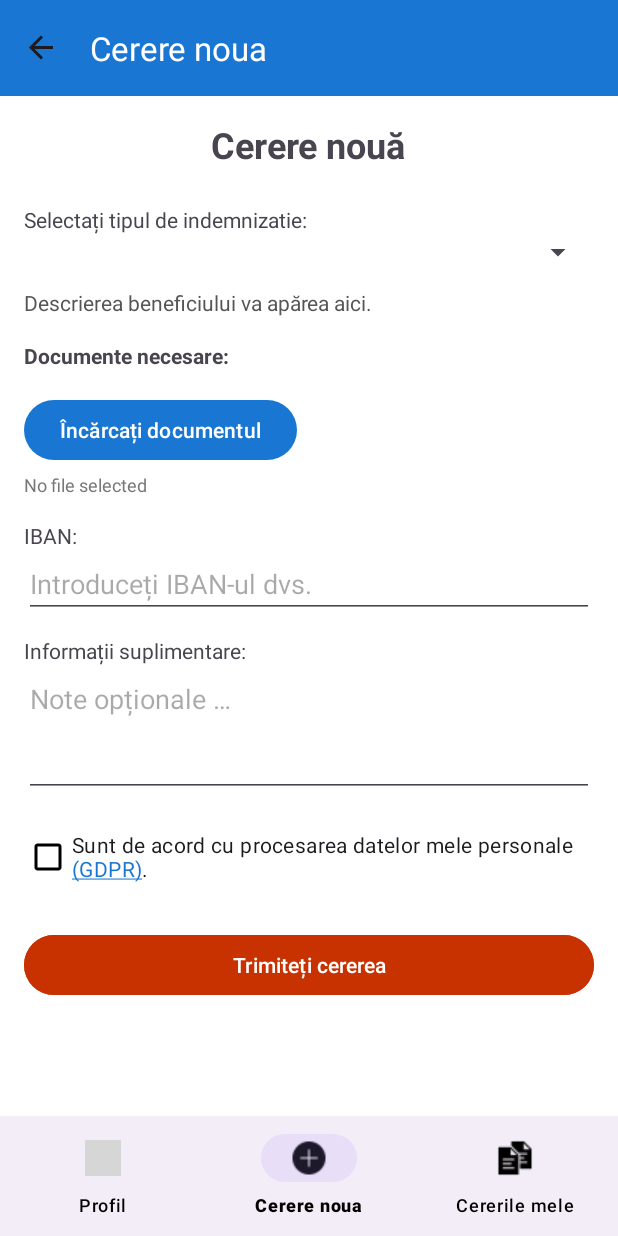
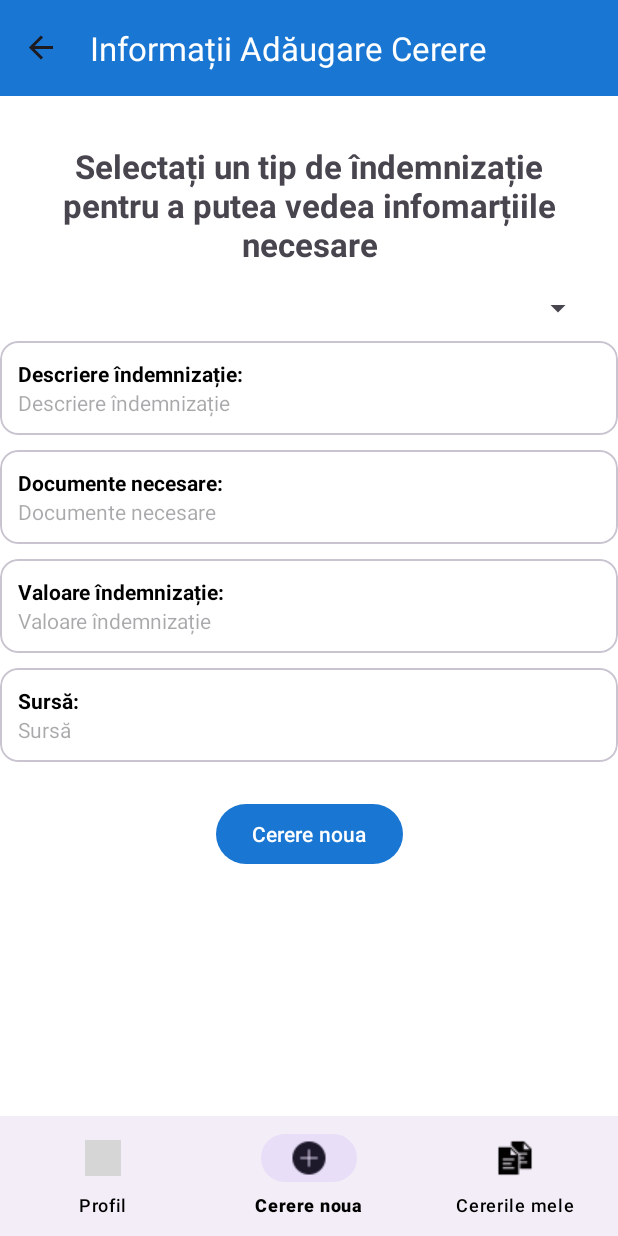
Before and after one commit to AndreiBadarau/e_Ajutor, an Android app: the ViewRequestsFragment screen opened through its navigation route, item 2 of the bottom bar chosen, on a phone screen of 412 x 824 dp. Run offline under Robolectric (Android 15) with nearby library versions, the phone set to English and light mode, and no system bars; our stand-ins replace Firebase (no records; nobody signed in at launch, a user with empty details on screens opened directly), navigation-ui; 3 statements that could not run were skipped; grey boxes are pictures that could not be loaded.

Commit message:
v12 notificari + panou de informatii

```diff
--- a/app/build.gradle.kts
+++ b/app/build.gradle.kts
@@ -94,7 +94,7 @@ dependencies {
     implementation("com.squareup.okhttp3:okhttp:4.11.0")
     implementation("com.jakewharton.retrofit:retrofit2-kotlinx-serialization-converter:1.0.0")
     implementation("org.jetbrains.kotlinx:kotlinx-serialization-json:1.6.0")
-
     implementation("com.tom-roush:pdfbox-android:2.0.27.0")
-
+    implementation("com.google.firebase:firebase-messaging-ktx:24.1.2")
+    implementation("com.google.firebase:firebase-analytics-ktx")
 }
--- a/app/src/main/java/com/licenta/e_ajutor/ui/addRequests/AddRequestViewModel.kt
+++ b/app/src/main/java/com/licenta/e_ajutor/ui/addRequests/AddRequestViewModel.kt
@@ -1,7 +1,6 @@
 package com.licenta.e_ajutor.ui.addRequests
 
 import android.app.Application
-import android.graphics.BitmapFactory
 import android.net.Uri
 import android.util.Log
 import androidx.lifecycle.AndroidViewModel
@@ -16,9 +15,9 @@ import com.licenta.e_ajutor.model.BenefitType
 import com.licenta.e_ajutor.model.DocumentRequirement
 import com.licenta.e_ajutor.model.UserRequest
 import com.licenta.e_ajutor.network.AiChatMessage
+import com.licenta.e_ajutor.network.ChatRequest
+import com.licenta.e_ajutor.network.OpenAiClient
 import com.licenta.e_ajutor.util.Event
-import com.licenta.e_ajutor.network.OpenAiClient
-import com.licenta.e_ajutor.network.ChatRequest
 import com.licenta.e_ajutor.util.FileTextUtil
 import kotlinx.coroutines.Dispatchers
 import kotlinx.coroutines.async
--- /dev/null
+++ b/app/src/main/java/com/licenta/e_ajutor/ui/addRequests/InformationRequestFragment.kt
@@ -0,0 +1,131 @@
+package com.licenta.e_ajutor.ui.addRequests
+
+import android.os.Bundle
+import android.view.LayoutInflater
+import android.view.View
+import android.view.ViewGroup
+import android.widget.AdapterView
+import android.widget.ArrayAdapter
+import android.widget.Spinner
+import android.widget.TextView
+import android.widget.Toast
+import androidx.fragment.app.Fragment
+import androidx.navigation.fragment.findNavController
+import com.google.firebase.auth.FirebaseAuth
+import com.google.firebase.firestore.FirebaseFirestore
+import com.licenta.e_ajutor.R
+import com.licenta.e_ajutor.databinding.FragmentInformationRequestBinding
+import com.licenta.e_ajutor.model.BenefitDetails
+import com.licenta.e_ajutor.model.BenefitType
+
+class InformationAddRequestFragment : Fragment() {
+
+    private var _binding: FragmentInformationRequestBinding? = null
+    private val binding get() = _binding!!
+
+    private lateinit var spinner: Spinner
+    private lateinit var textViewDetails: TextView
+    private lateinit var textViewDocuments: TextView
+    private lateinit var textViewSource: TextView
+    private lateinit var textViewValue: TextView
+
+    private val benefitList = mutableListOf<BenefitType>()
+    private val benefitNames = mutableListOf<String>()
+
+    private val auth: FirebaseAuth = FirebaseAuth.getInstance()
+    private val db: FirebaseFirestore = FirebaseFirestore.getInstance()
+
+    override fun onCreateView(
+        inflater: LayoutInflater, container: ViewGroup?,
+        savedInstanceState: Bundle?
+    ): View {
+        _binding = FragmentInformationRequestBinding.inflate(inflater, container, false)
+        return binding.root
+    }
+
+    override fun onViewCreated(view: View, savedInstanceState: Bundle?) {
+        super.onViewCreated(view, savedInstanceState)
+
+        // Presupunând că ai un buton cu id "buttonGoToForm" în fragment_information_add_request.xml
+        binding.buttonGoToForm.setOnClickListener {
+            // Navighează la fragmentul de formular folosind acțiunea definită
+            findNavController().navigate(R.id.action_information_to_add_request_form)
+        }
+
+        spinner = view.findViewById(R.id.benefitTypeSpinner)
+        textViewDetails = view.findViewById(R.id.benefitDescription)
+        textViewDocuments = view.findViewById(R.id.documentsRequired)
+        textViewSource = view.findViewById(R.id.sourceText)
+        textViewValue = view.findViewById(R.id.value)
+
+        loadBenefitTypes()
+        setupSpinnerListener()
+    }
+
+    private fun loadBenefitTypes() {
+        FirebaseFirestore.getInstance().collection("benefit_types")
+            .get()
+            .addOnSuccessListener { result ->
+                benefitList.clear()
+                benefitNames.clear()
+
+                for (doc in result) {
+                    val benefit = doc.toObject(BenefitType::class.java)
+                    benefit.id = doc.id
+                    benefitList.add(benefit)
+                    benefitNames.add(benefit.name)
+                }
+
+                val adapter = ArrayAdapter(
+                    requireContext(),
+                    android.R.layout.simple_spinner_item,
+                    benefitNames
+                )
+                adapter.setDropDownViewResource(android.R.layout.simple_spinner_dropdown_item)
+                spinner.adapter = adapter
+            }
+            .addOnFailureListener {
+                Toast.makeText(requireContext(), "Eroare la încărcarea beneficiilor", Toast.LENGTH_SHORT).show()
+            }
+    }
+
+    private fun setupSpinnerListener() {
+        spinner.onItemSelectedListener = object : AdapterView.OnItemSelectedListener {
+            override fun onItemSelected(
+                parent: AdapterView<*>?,
+                view: View?,
+                position: Int,
+                id: Long
+            ) {
+                val selectedBenefit = benefitList[position]
+                val detailId = selectedBenefit.id
+
+                FirebaseFirestore.getInstance()
+                    .collection("benefit_type_details")
+                    .document(detailId)
+                    .get()
+                    .addOnSuccessListener { doc ->
+                        val details = doc.toObject(BenefitDetails::class.java)
+                        details?.let {
+                            textViewDetails.text = it.details
+                            textViewDocuments.text = it.documentsRequired
+                            textViewSource.text = it.source
+                            textViewValue.text = it.value
+                        }
+                    }
+                    .addOnFailureListener {
+                        Toast.makeText(requireContext(), "Eroare la încărcarea detaliilor", Toast.LENGTH_SHORT).show()
+                    }
+            }
+
+            override fun onNothingSelected(parent: AdapterView<*>?) {
+                // Do nothing
+            }
+        }
+    }
+
+    override fun onDestroyView() {
+        super.onDestroyView()
+        _binding = null
+    }
+}
--- a/app/src/main/java/com/licenta/e_ajutor/ui/viewRequests/ViewRequestsViewModel.kt
+++ b/app/src/main/java/com/licenta/e_ajutor/ui/viewRequests/ViewRequestsViewModel.kt
@@ -301,6 +301,7 @@ class ViewRequestsViewModel : ViewModel() {
     }
 
     fun approveRequest(requestId: String) {
+
         if (userRole.value != UserRole.OPERATOR) {
             _toastMessage.value = "Acțiunea nu este permisă."
             return
--- a/app/src/main/res/layout/fragment_add_request.xml
+++ b/app/src/main/res/layout/fragment_add_request.xml
@@ -18,17 +18,6 @@
         android:layout_width="match_parent"
         android:layout_height="wrap_content"
         android:orientation="vertical">
-
-        <!-- Titlu -->
-        <TextView
-            android:id="@+id/requestTitle"
-            android:layout_width="wrap_content"
-            android:layout_height="wrap_content"
-            android:layout_gravity="center_horizontal"
-            android:layout_marginBottom="24dp"
-            android:text="@string/submit_a_new_request"
-            android:textSize="24sp"
-            android:textStyle="bold" />
 
         <!-- Selectarea indemnizației -->
         <TextView
--- /dev/null
+++ b/app/src/main/res/layout/fragment_information_request.xml
@@ -0,0 +1,174 @@
+<?xml version="1.0" encoding="utf-8"?>
+<ScrollView xmlns:android="http://schemas.android.com/apk/res/android"
+    xmlns:app="http://schemas.android.com/apk/res-auto"
+    xmlns:tools="http://schemas.android.com/tools"
+    android:layout_width="match_parent"
+    android:layout_height="match_parent"
+    android:fillViewport="true"
+    tools:context="com.licenta.e_ajutor.ui.addRequests.InformationAddRequestFragment">
+
+    <androidx.constraintlayout.widget.ConstraintLayout
+        android:id="@+id/innerConstraintLayout"
+        android:layout_width="match_parent"
+        android:layout_height="wrap_content"
+        android:paddingBottom="16dp">
+
+        <TextView
+            android:id="@+id/textView"
+            android:layout_width="0dp"
+            android:layout_height="wrap_content"
+            android:layout_marginStart="16dp"
+            android:layout_marginTop="32dp"
+            android:layout_marginEnd="16dp"
+            android:text="@string/select_a_benefit_to_see_requirements"
+            android:textAlignment="center"
+            android:textSize="22sp"
+            android:textStyle="bold"
+            app:layout_constraintEnd_toEndOf="parent"
+            app:layout_constraintStart_toStartOf="parent"
+            app:layout_constraintTop_toTopOf="parent" />
+
+        <Spinner
+            android:id="@+id/benefitTypeSpinner"
+            android:layout_width="0dp"
+            android:layout_height="wrap_content"
+            android:layout_marginStart="16dp"
+            android:layout_marginTop="16dp"
+            android:layout_marginEnd="16dp"
+            android:textAlignment="center"
+            app:layout_constraintEnd_toEndOf="parent"
+            app:layout_constraintStart_toStartOf="parent"
+            app:layout_constraintTop_toBottomOf="@+id/textView" />
+
+
+        <com.google.android.material.card.MaterialCardView
+            android:id="@+id/benefitDescriptionCard"
+            android:layout_width="match_parent"
+            android:layout_height="wrap_content"
+            android:layout_marginTop="10dp"
+            app:cardBackgroundColor="@color/white"
+            app:layout_constraintTop_toBottomOf="@id/benefitTypeSpinner">
+
+            <LinearLayout
+                android:layout_width="match_parent"
+                android:layout_height="wrap_content"
+                android:orientation="vertical"
+                android:padding="12dp">
+
+                <TextView
+                    android:layout_width="wrap_content"
+                    android:layout_height="wrap_content"
+                    android:text="Descriere îndemnizație:"
+                    android:textColor="?attr/colorOnSurface"
+                    android:textStyle="bold" />
+
+                <TextView
+                    android:id="@+id/benefitDescription"
+                    android:layout_width="match_parent"
+                    android:layout_height="wrap_content"
+                    android:hint="Descriere îndemnizație"/>
+            </LinearLayout>
+        </com.google.android.material.card.MaterialCardView>
+
+        <com.google.android.material.card.MaterialCardView
+            android:id="@+id/documentsRequiredCard"
+            android:layout_width="match_parent"
+            android:layout_height="wrap_content"
+            android:layout_marginTop="10dp"
+            app:cardBackgroundColor="@color/white"
+            app:layout_constraintTop_toBottomOf="@id/benefitDescriptionCard">
+
+            <LinearLayout
+                android:layout_width="match_parent"
+                android:layout_height="wrap_content"
+                android:orientation="vertical"
+                android:padding="12dp">
+
+                <TextView
+                    android:layout_width="wrap_content"
+                    android:layout_height="wrap_content"
+                    android:text="Documente necesare:"
+                    android:textColor="?attr/colorOnSurface"
+                    android:textStyle="bold" />
+
+                <TextView
+                    android:id="@+id/documentsRequired"
+                    android:layout_width="match_parent"
+                    android:layout_height="wrap_content"
+                    android:hint="Documente necesare" />
+            </LinearLayout>
+        </com.google.android.material.card.MaterialCardView>
+
+        <com.google.android.material.card.MaterialCardView
+            android:id="@+id/valueCard"
+            android:layout_width="match_parent"
+            android:layout_height="wrap_content"
+            android:layout_marginTop="10dp"
+            app:cardBackgroundColor="@color/white"
+            app:layout_constraintTop_toBottomOf="@id/documentsRequiredCard">
+
+            <LinearLayout
+                android:layout_width="match_parent"
+                android:layout_height="wrap_content"
+                android:orientation="vertical"
+                android:padding="12dp">
+
+                <TextView
+                    android:layout_width="wrap_content"
+                    android:layout_height="wrap_content"
+                    android:text="Valoare îndemnizație:"
+                    android:textColor="?attr/colorOnSurface"
+                    android:textStyle="bold" />
+
+                <TextView
+                    android:id="@+id/value"
+                    android:layout_width="match_parent"
+                    android:layout_height="wrap_content"
+                    android:hint="Valoare îndemnizație" />
+            </LinearLayout>
+        </com.google.android.material.card.MaterialCardView>
+
+        <com.google.android.material.card.MaterialCardView
+            android:id="@+id/sourceTextCard"
+            android:layout_width="match_parent"
+            android:layout_height="wrap_content"
+            android:layout_marginTop="10dp"
+            app:cardBackgroundColor="@color/white"
+            app:layout_constraintTop_toBottomOf="@id/valueCard">
+
+            <LinearLayout
+                android:layout_width="match_parent"
+                android:layout_height="wrap_content"
+                android:orientation="vertical"
+                android:padding="12dp">
+
+                <TextView
+                    android:layout_width="wrap_content"
+                    android:layout_height="wrap_content"
+                    android:text="Sursă:"
+                    android:textColor="?attr/colorOnSurface"
+                    android:textStyle="bold" />
+
+                <TextView
+                    android:id="@+id/sourceText"
+                    android:layout_width="match_parent"
+                    android:layout_height="wrap_content"
+                    android:autoLink="web"
+                    android:textColorLink="?attr/colorPrimary"
+                    android:hint="Sursă" />
+            </LinearLayout>
+        </com.google.android.material.card.MaterialCardView>
+
+
+        <Button
+            android:id="@+id/buttonGoToForm"
+            android:layout_width="wrap_content"
+            android:layout_height="wrap_content"
+            android:layout_marginTop="24dp"
+            android:text="@string/add_requests"
+            app:layout_constraintEnd_toEndOf="parent"
+            app:layout_constraintStart_toStartOf="parent"
+            app:layout_constraintTop_toBottomOf="@+id/sourceTextCard" />
+
+    </androidx.constraintlayout.widget.ConstraintLayout>
+</ScrollView>
--- a/app/src/main/res/navigation/mobile_navigation.xml
+++ b/app/src/main/res/navigation/mobile_navigation.xml
@@ -13,6 +13,16 @@
 
     <fragment
         android:id="@+id/navigation_add_request"
+        android:name="com.licenta.e_ajutor.ui.addRequests.InformationAddRequestFragment"
+        android:label="Informații Adăugare Cerere"
+        tools:layout="@layout/fragment_information_request">
+        <action
+            android:id="@+id/action_information_to_add_request_form"
+            app:destination="@id/addRequestFormFragment" />
+    </fragment>
+
+    <fragment
+        android:id="@+id/addRequestFormFragment"
         android:name="com.licenta.e_ajutor.ui.addRequests.AddRequestFragment"
         android:label="@string/add_requests"
         tools:layout="@layout/fragment_add_request" />
--- a/app/src/main/res/values/strings.xml
+++ b/app/src/main/res/values/strings.xml
@@ -86,6 +86,7 @@ sa va inregistrati din nou.</string>
     <string name="mfa_enrollment_failed">Înrolarea MFA a eșuat: %1$s</string>
     <string name="please_upload_all_required_documents_for">Vă rugăm să încărcați toate documentele necesare pentru %1$s.</string>
     <string name="select_a_benefit_type_to_see_requirements">Selectați un tip de beneficii pentru a vedea cerințele.</string>
+    <string name="select_a_benefit_to_see_requirements">Selectați un tip de îndemnizație pentru a putea vedea infomarțiile necesare</string>
     <string name="uploaded_of_documents">Ați %1$d din %2$d documente.</string>
     <string name="all_required_documents_uploaded">Toate documentele necesare sunt încărcate.</string>
     <string name="no_documents_required_for_this_benefit_type">Nu sunt necesare documente pentru acest tip de beneficii.</string>
@@ -187,5 +188,10 @@ sa va inregistrati din nou.</string>
     <string name="operator_label_template">Operator: %1$s</string>
     <string name="replaced_on">înlocuit: %s$s</string>
     <string name="ai_feedback">Feedback AI:</string>
+    <string name="default_notification_channel_id">request_status_channel</string>
+    <!-- TODO: Remove or change this placeholder text -->
+    <string name="hello_blank_fragment">Hello blank fragment</string>
+    <string name="aici_va_fi_descrierea">Aici va fi descrierea</string>
+    <string name="sursa">Sursa</string>
 
 </resources>
```
Also changed, not shown: app/src/main/AndroidManifest.xml (+7 -0 lines), app/src/main/java/com/licenta/e_ajutor/MyFirebaseMessagingService.kt (added, +99 -0 lines), app/src/main/java/com/licenta/e_ajutor/activity/LoginActivity.kt (+23 -0 lines), app/src/main/java/com/licenta/e_ajutor/model/BenefitModels.kt (+16 -3 lines), app/src/main/java/com/licenta/e_ajutor/ui/viewRequests/ViewRequestsFragment.kt (+8 -13 lines), 3 other files.
